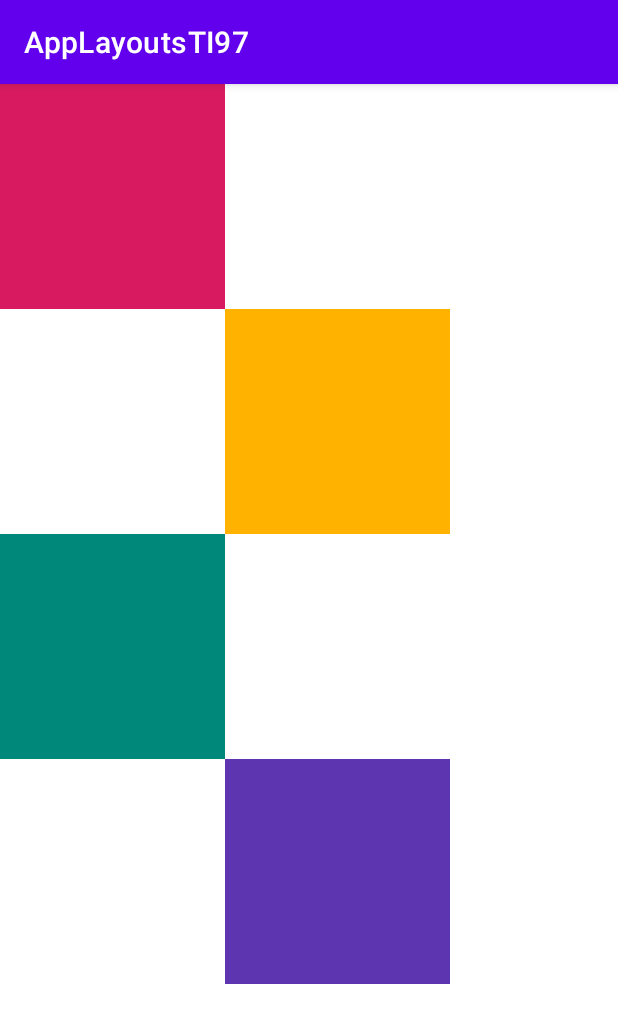
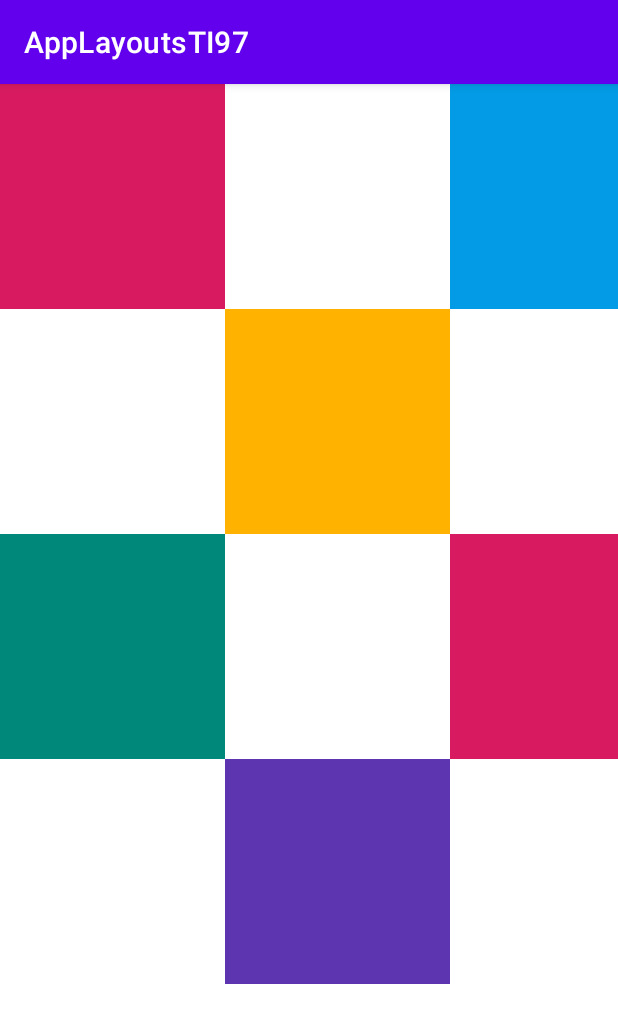
Before and after one commit to lndsilva/AppLayoutsTI97, an Android app: the RelativeLayout_Activity screen opened directly, with no data from a screen before it, on a phone screen of 412 x 824 dp. Shown: the top 1023 px of the screen. Run offline under Robolectric (Android 15) with nearby library versions, the phone set to English and light mode, and no system bars.

Commit message:
inserido imagens e posicionamentos de objetos

```diff
--- a/app/src/main/res/layout/activity_main.xml
+++ b/app/src/main/res/layout/activity_main.xml
@@ -4,7 +4,7 @@
     xmlns:tools="http://schemas.android.com/tools"
     android:layout_width="match_parent"
     android:layout_height="match_parent"
-    android:orientation="horizontal"
+    android:orientation="vertical"
     tools:context=".MainActivity">
 
     <ImageView
--- a/app/src/main/res/layout/relative_layout.xml
+++ b/app/src/main/res/layout/relative_layout.xml
@@ -13,12 +13,27 @@
         android:src="#D81B60" />
 
     <ImageView
-        android:layout_toRightOf="@id/imgImagem1"
+        android:id="@+id/imgImagem5"
+        android:layout_width="150dp"
+        android:layout_height="150dp"
+        android:layout_toRightOf="@+id/imgImagem2"
+        android:src="#039BE5" />
+
+    <ImageView
         android:id="@+id/imgImagem2"
         android:layout_width="150dp"
         android:layout_height="150dp"
         android:layout_below="@id/imgImagem1"
+        android:layout_toRightOf="@id/imgImagem1"
         android:src="#FFB300" />
+
+    <ImageView
+        android:layout_below="@id/imgImagem2"
+        android:layout_toRightOf="@id/imgImagem2"
+        android:id="@+id/imgImagem6"
+        android:layout_width="150dp"
+        android:layout_height="150dp"
+        android:src="#D81B60" />
 
     <ImageView
         android:id="@+id/imgImagem3"
```
